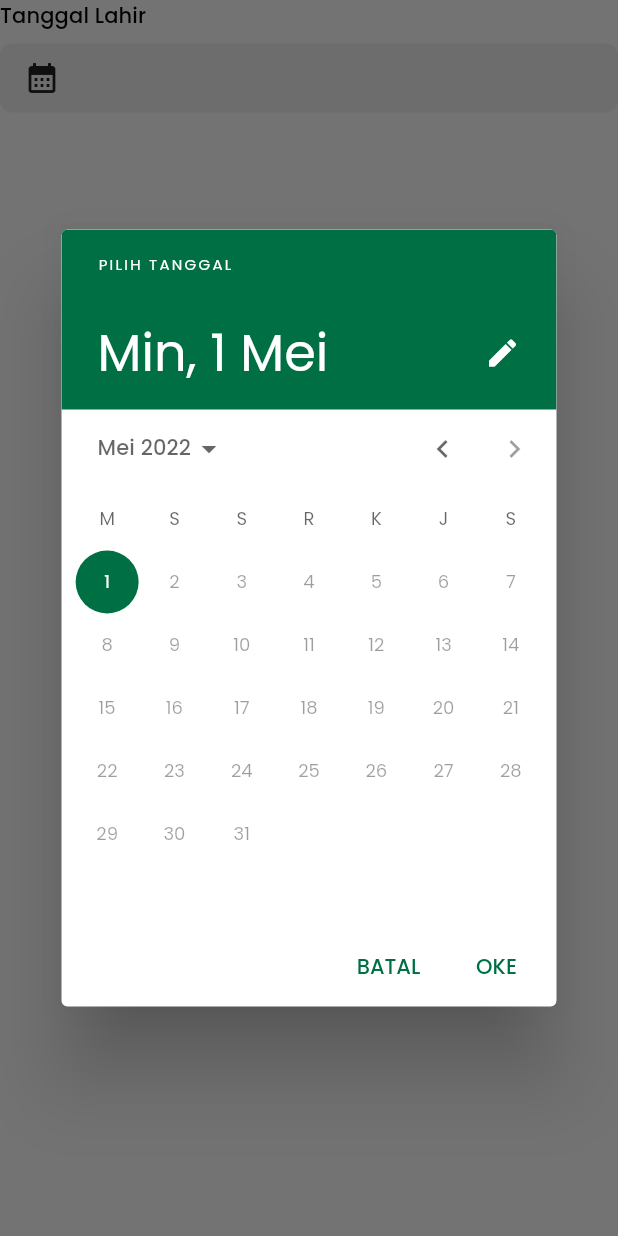
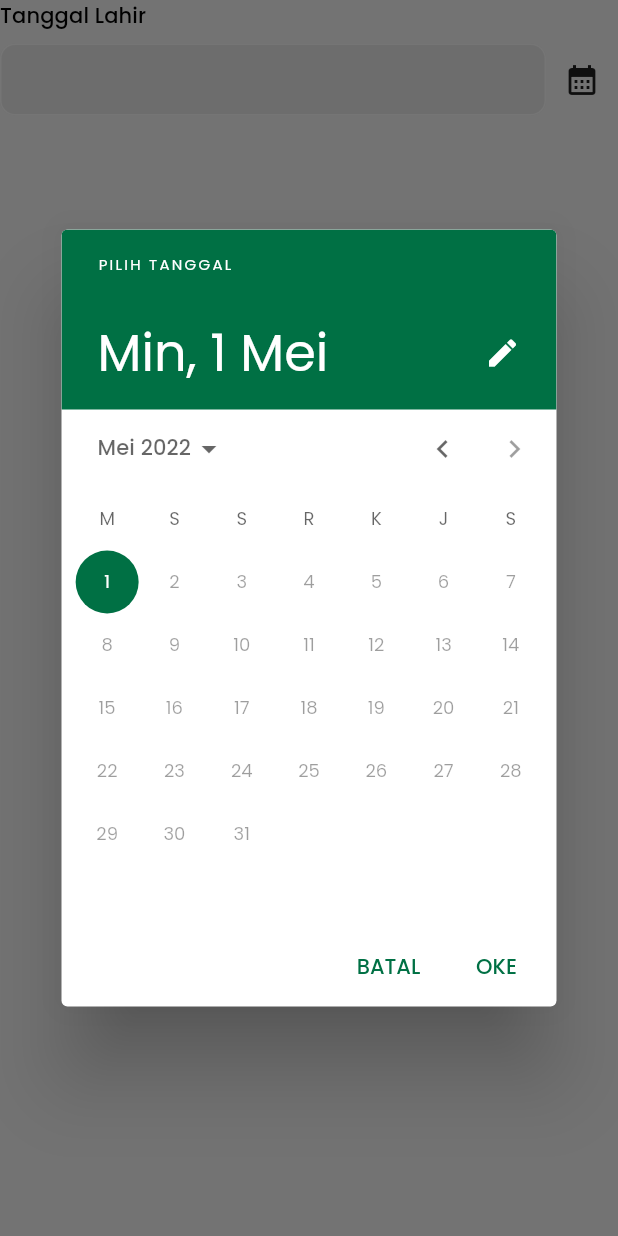
Before and after one commit to erikaristayasa/pundikita, a Flutter app: the CustomBirthDateInput widget shown alone on an empty page, opened directly with empty values, after a tap on the "calendar month" icon, on a phone screen of 412 x 824 dp. Run offline on Flutter 3.47's test engine with Material 2 defaults, Android fonts, the phone set to English and light mode, and no system bars; our stand-ins replace bloc, carousel_slider, connectivity_plus, currency_text_input_formatter, dartz, dio and 12 more; missing offline and left inert: dio_logger; accounts and stored records are empty; generated files the repository leaves out were written again; project files that could hold a hidden picture were left out.

Commit message:
Add validation on brithdate input field

```diff
--- a/lib/core/presentation/widgets/custom_birthdate_input.dart
+++ b/lib/core/presentation/widgets/custom_birthdate_input.dart
@@ -1,8 +1,12 @@
 import 'package:flutter/material.dart';
+import 'package:flutter_bloc/flutter_bloc.dart';
 
 import '../../static/dimens.dart';
 import '../../static/extensions.dart';
 import '../../utility/helper.dart';
+import '../../utility/locator.dart';
+import '../../utility/validation_helper.dart';
+import '../blocs/text_controller/text_controller_bloc.dart';
 import 'rounded_container.dart';
 
 class CustomBirthDateInput extends StatelessWidget {
@@ -14,6 +18,23 @@ class CustomBirthDateInput extends StatelessWidget {
 
   @override
   Widget build(BuildContext context) {
+    const normalBorder = OutlineInputBorder(
+      borderRadius: BorderRadius.all(
+        Radius.circular(10.0),
+      ),
+      borderSide: BorderSide(
+        color: Colors.white,
+      ),
+    );
+
+    const errorBorder = OutlineInputBorder(
+      borderRadius: BorderRadius.all(
+        Radius.circular(10.0),
+      ),
+      borderSide: BorderSide(
+        color: Colors.red,
+      ),
+    );
     showBirthDatePicker(DateTime? birthDate) async {
       final now = DateTime.now();
       final firstDate = DateTime(1900);
@@ -26,7 +47,13 @@ class CustomBirthDateInput extends StatelessWidget {
       );
     }
 
-    return Column(
+    return MultiBlocProvider(
+      providers: [
+        BlocProvider(
+          create: (_) => locator<TextControllerBloc>(),
+        ),
+      ],
+      child: Column(
         crossAxisAlignment: CrossAxisAlignment.start,
         children: [
           Text(
@@ -34,28 +61,79 @@ class CustomBirthDateInput extends StatelessWidget {
             style: context.textTheme().titleSmall,
           ),
           smallVerticalSpacing(),
-        InkWell(
-          onTap: () => showBirthDatePicker(birthDate),
-          child: RoundedContainer(
-            padding: const EdgeInsets.symmetric(horizontal: Dimension.MEDIUM),
-            color: Colors.grey[200]!,
-            height: 46.0,
-            child: Row(
+          BlocBuilder<TextControllerBloc, TextControllerState>(
+            builder: (context, state) {
+              final bloc = context.read<TextControllerBloc>();
+              return Row(
+                crossAxisAlignment: CrossAxisAlignment.center,
                 children: [
-                const Icon(Icons.calendar_month),
-                mediumHorizontalSpacing(),
                   Expanded(
-                  child: TextField(
+                    child: TextFormField(
+                        enabled: false,
                         controller: controller,
-                    enabled: false,
-                    decoration: const InputDecoration(border: InputBorder.none),
-                  ),
-                )
-              ],
+                        style: context.textTheme().bodyMedium,
+                        decoration: InputDecoration(
+                          focusColor: Colors.white,
+                          border: InputBorder.none,
+                          hintText: title,
+                          enabledBorder: normalBorder,
+                          disabledBorder: normalBorder,
+                          focusedBorder: normalBorder,
+                          errorBorder: errorBorder,
+                          focusedErrorBorder: errorBorder,
+                          filled: true,
+                          fillColor: state.error ? Colors.red : Colors.grey[200],
+                          contentPadding: const EdgeInsets.symmetric(vertical: 10, horizontal: 20),
+                          errorStyle: const TextStyle(
+                            color: Colors.red,
                           ),
                         ),
+                        validator: ValidationHelper(
+                          isError: (error) => bloc.add(TextControllerOnError(error)),
+                          typeField: TypeField.none,
+                        ).validate()),
+                  ),
+                  IconButton(
+                    onPressed: () => showBirthDatePicker(birthDate),
+                    icon: const Icon(Icons.calendar_month),
                   ),
                 ],
               );
+            },
+          ),
+        ],
+      ),
+    );
+    // return Column(
+    //   crossAxisAlignment: CrossAxisAlignment.start,
+    //   children: [
+    //     Text(
+    //       title ?? 'Tanggal Lahir',
+    //       style: context.textTheme().titleSmall,
+    //     ),
+    //     smallVerticalSpacing(),
+    //     InkWell(
+    //       onTap: () => showBirthDatePicker(birthDate),
+    //       child: RoundedContainer(
+    //         padding: const EdgeInsets.symmetric(horizontal: Dimension.MEDIUM),
+    //         color: Colors.grey[200]!,
+    //         height: 46.0,
+    //         child: Row(
+    //           children: [
+    //             const Icon(Icons.calendar_month),
+    //             mediumHorizontalSpacing(),
+    //             Expanded(
+    //               child: TextField(
+    //                 controller: controller,
+    //                 enabled: false,
+    //                 decoration: const InputDecoration(border: InputBorder.none),
+    //               ),
+    //             )
+    //           ],
+    //         ),
+    //       ),
+    //     ),
+    //   ],
+    // );
   }
 }
--- a/lib/features/register/presentation/widgets/register_photo_file_picker.dart
+++ b/lib/features/register/presentation/widgets/register_photo_file_picker.dart
@@ -1,14 +1,11 @@
 import 'package:flutter/material.dart';
 import 'package:flutter_bloc/flutter_bloc.dart';
 import 'package:image_picker/image_picker.dart';
-import 'package:pundi_kita/core/presentation/widgets/custom_text_field.dart';
-import 'package:pundi_kita/core/static/dimens.dart';
-import 'package:pundi_kita/core/static/extensions.dart';
 
 import '../../../../core/presentation/blocs/image_picker/image_picker_bloc.dart';
 import '../../../../core/presentation/blocs/text_controller/text_controller_bloc.dart';
 import '../../../../core/presentation/widgets/bottom_sheet_image_source.dart';
-import '../../../../core/presentation/widgets/rounded_container.dart';
+import '../../../../core/static/extensions.dart';
 import '../../../../core/utility/helper.dart';
 import '../../../../core/utility/locator.dart';
 import '../../../../core/utility/validation_helper.dart';
```
Lines whose indentation alone changed are shown as unchanged.
